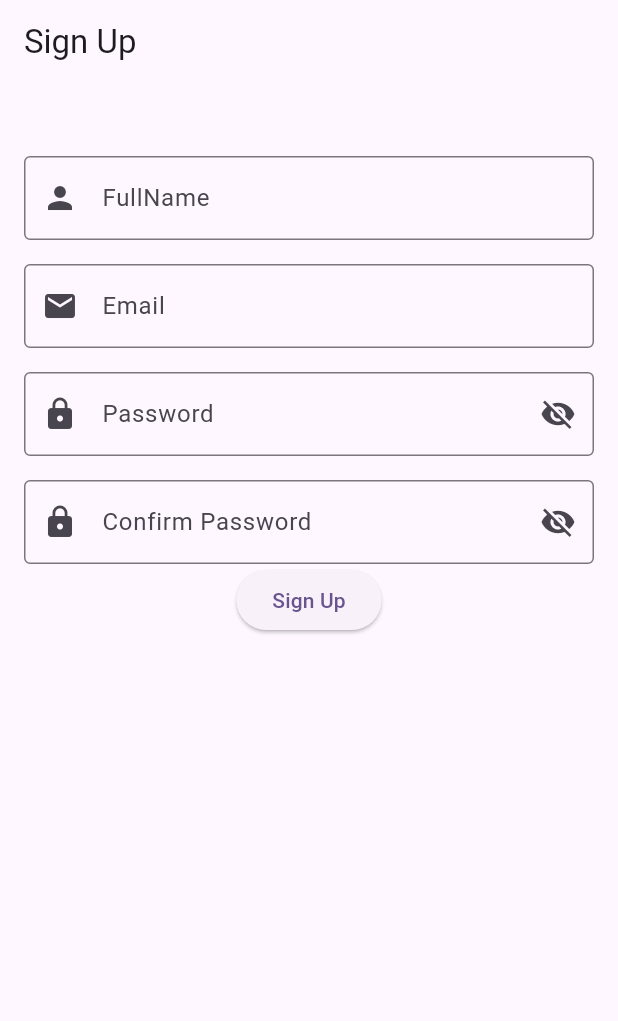
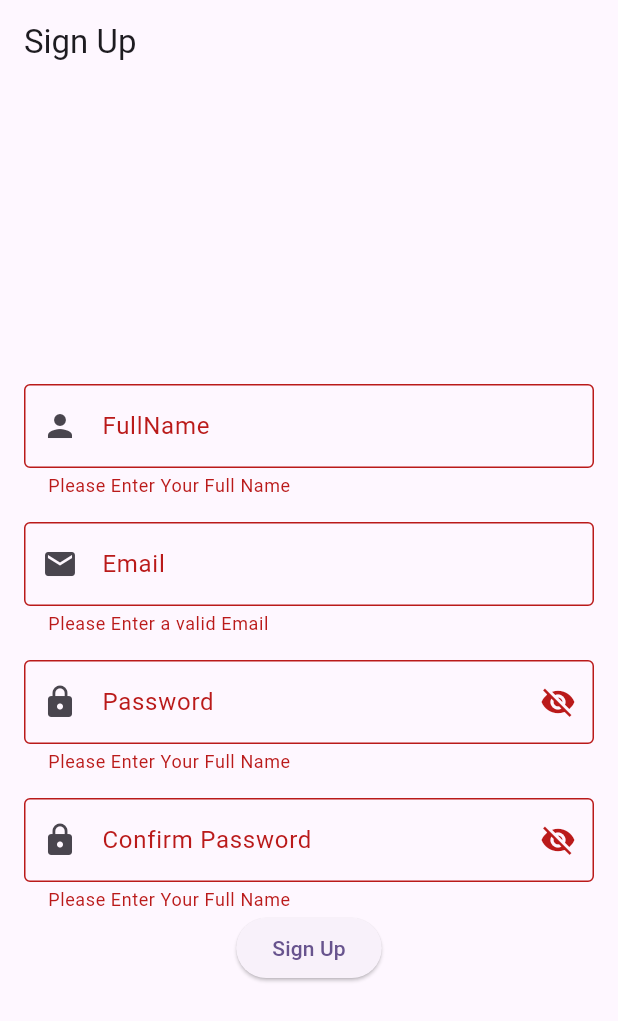
Before and after one commit to VincentiusF/PAB-II-SI6D, a Flutter app: the screen it shows after launch, after a tap on "Sign Up", on a phone screen of 412 x 824 dp. Shown: the top 1021 px of the screen. Run offline on Flutter 3.47's test engine with Material 3 defaults, Android fonts, the phone set to English and light mode, and no system bars; our stand-ins replace cloud_firestore, firebase_auth, firebase_core, firebase_database, shared_preferences; accounts and stored records are empty.

Commit message:
2025-04-30

```diff
--- a/fasumsi6d/lib/main.dart
+++ b/fasumsi6d/lib/main.dart
@@ -1,8 +1,14 @@
+import 'package:fasumsi6d/firebase_options.dart';
 import 'package:fasumsi6d/screens/sign_in_screen.dart';
 import 'package:fasumsi6d/screens/sign_up_screen.dart';
+import 'package:firebase_core/firebase_core.dart';
 import 'package:flutter/material.dart';
 
-void main() {
+Future<void> main() async {
+  WidgetsFlutterBinding.ensureInitialized();
+  await Firebase.initializeApp(
+    options: DefaultFirebaseOptions.currentPlatform,
+  );
   runApp(const MyApp());
 }
 
--- a/fasumsi6d/lib/screens/sign_up_screen.dart
+++ b/fasumsi6d/lib/screens/sign_up_screen.dart
@@ -1,3 +1,7 @@
+import 'package:cloud_firestore/cloud_firestore.dart';
+import 'package:fasumsi6d/screens/home_screen.dart';
+import 'package:fasumsi6d/screens/sign_in_screen.dart';
+import 'package:firebase_auth/firebase_auth.dart';
 import 'package:flutter/material.dart';
 
 class SignUpScreen extends StatefulWidget {
@@ -21,9 +25,14 @@ class _SignUpScreenState extends State<SignUpScreen> {
   Widget build(BuildContext context) {
     return Scaffold(
       appBar: AppBar(title: Text('Sign Up')),
-      body: Padding(
+      body: Center(
+        child: Padding(
           padding: const EdgeInsets.all(16.0),
+          child: SingleChildScrollView(
+            child: Form(
+              key: _formKey,
               child: Column(
+                mainAxisAlignment: MainAxisAlignment.center,
                 children: [
                   const SizedBox(
                     height: 32,
@@ -54,7 +63,9 @@ class _SignUpScreenState extends State<SignUpScreen> {
                       prefixIcon: Icon(Icons.email),
                     ),
                     validator: (value) {
-                if (value == null) {
+                      if (value == null ||
+                          value.isEmpty ||
+                          !_isValidEmail(value)) {
                         return 'Please Enter a valid Email';
                       } else {
                         return null;
@@ -103,7 +114,8 @@ class _SignUpScreenState extends State<SignUpScreen> {
                       suffixIcon: IconButton(
                         onPressed: () {
                           setState(() {
-                      _isConfirmPasswordVisible = !_isConfirmPasswordVisible;
+                            _isConfirmPasswordVisible =
+                                !_isConfirmPasswordVisible;
                           });
                         },
                         icon: Icon(
@@ -128,10 +140,81 @@ class _SignUpScreenState extends State<SignUpScreen> {
                   _isLoading
                       ? const CircularProgressIndicator()
                       : ElevatedButton(
-                    onPressed: () {}, child: const Text('Sign Up')),
+                          onPressed: () {
+                            _signUp();
+                          },
+                          child: const Text('Sign Up')),
                 ],
+              ),
+            ),
+          ),
         ),
       ),
     );
   }
+
+  bool _isValidEmail(String email) {
+    String emailRegex =
+        r"^[a-zA-Z0-9.!#$%&'*+/=?^_`{|}~-]+@[a-zA-Z0-9-]+(?:\.[a-zAZ0-9-]+)*$";
+    return RegExp(emailRegex).hasMatch(email);
   }
+
+  String _getAuthErrorMessage(String code) {
+    switch (code) {
+      case 'weak-password':
+        return 'The password provided is too weak.';
+      case 'email-already-in-use':
+        return 'The account already exists for that email.';
+      case 'invalid-email':
+        return 'The email address is not valid.';
+      default:
+        return 'An error occurred. Please try again.';
+    }
+  }
+
+  void _showErrorMessage(String message) {
+    ScaffoldMessenger.of(context)
+        .showSnackBar(SnackBar(content: Text(message)));
+  }
+
+  void _signUp() async {
+    if (!_formKey.currentState!.validate()) {
+      return;
+    }
+
+    final String email = _emailController.text.trim();
+    final String password = _passwordController.text;
+
+    setState(() {
+      _isLoading = true;
+    });
+
+    try {
+      final UserCredential = await FirebaseAuth.instance
+          .createUserWithEmailAndPassword(email: email, password: password);
+
+      await FirebaseFirestore.instance
+          .collection('users')
+          .doc(UserCredential.user!.uid)
+          .set({
+        'fullname': _fullNameController.text,
+        'email': _emailController.text,
+        'password': _passwordController.text,
+      });
+
+      Navigator.pushAndRemoveUntil(
+        context,
+        MaterialPageRoute(builder: (context) => HomeScreen()),
+        (route) => false,
+      );
+    } on FirebaseAuthException catch (error) {
+      _showErrorMessage(_getAuthErrorMessage(error.code));
+    } catch (e) {
+      _showErrorMessage('An error Occured : $e');
+    } finally {
+      setState(() {
+        _isLoading = false;
+      });
+    }
+  }
+}
--- a/fasumsi6d/pubspec.yaml
+++ b/fasumsi6d/pubspec.yaml
@@ -37,6 +37,7 @@ dependencies:
   cupertino_icons: ^1.0.8
   firebase_core: ^3.13.0
   firebase_auth: ^5.5.2
+  cloud_firestore: ^5.6.7
 
 dev_dependencies:
   flutter_test:
```
Also changed, not shown: fasumsi6d/lib/screens/home_screen.dart (+27 -0 lines), fasumsi6d/pubspec.lock, 3 other files. Lines whose indentation alone changed are shown as unchanged.
